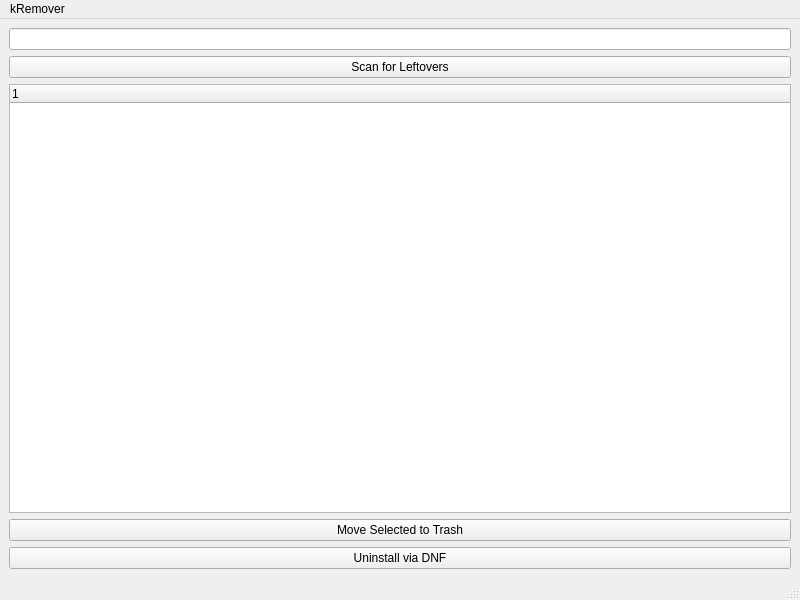
The window that ui/mainwindow.ui (mrgame54/kRemover) describes before a commit, drawn with Qt 5.
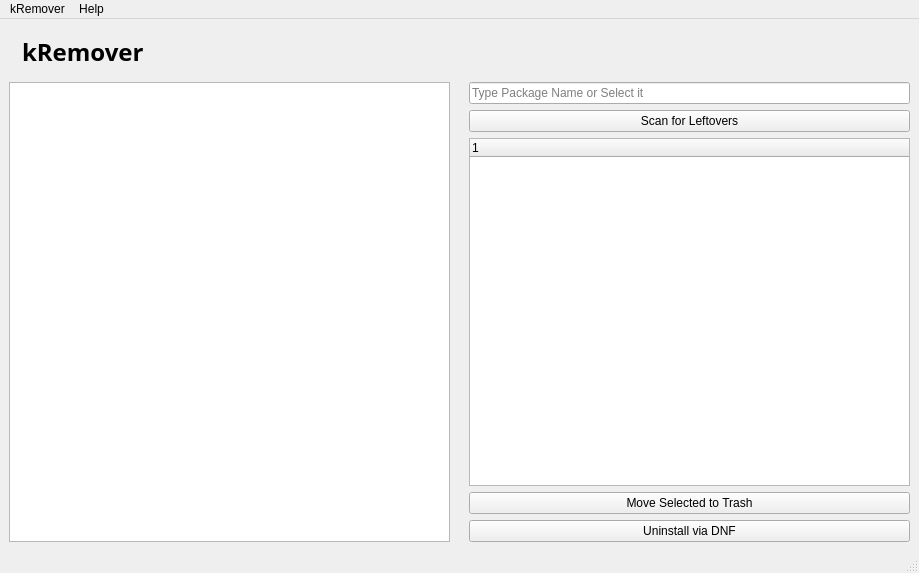
The same window after the commit. Icons and pictures are not drawn.

Commit message:
added Application list + UI
Release v0.9

```diff
--- a/ui/mainwindow.ui
+++ b/ui/mainwindow.ui
@@ -6,8 +6,8 @@
    <rect>
     <x>0</x>
     <y>0</y>
-    <width>800</width>
-    <height>600</height>
+    <width>919</width>
+    <height>573</height>
    </rect>
   </property>
   <property name="windowTitle">
@@ -16,9 +16,99 @@
   <widget class="QWidget" name="centralwidget">
    <layout class="QGridLayout" name="gridLayout">
     <item row="0" column="0">
+     <layout class="QHBoxLayout" name="horizontalLayout">
+      <item>
+       <widget class="QLabel" name="logo">
+        <property name="maximumSize">
+         <size>
+          <width>48</width>
+          <height>48</height>
+         </size>
+        </property>
+        <property name="text">
+         <string/>
+        </property>
+        <property name="pixmap">
+         <pixmap resource="../assets/resources.qrc">:/images/dark.png</pixmap>
+        </property>
+        <property name="scaledContents">
+         <bool>true</bool>
+        </property>
+       </widget>
+      </item>
+      <item>
+       <widget class="QLabel" name="label">
+        <property name="sizePolicy">
+         <sizepolicy hsizetype="Preferred" vsizetype="Fixed">
+          <horstretch>0</horstretch>
+          <verstretch>0</verstretch>
+         </sizepolicy>
+        </property>
+        <property name="maximumSize">
+         <size>
+          <width>128</width>
+          <height>48</height>
+         </size>
+        </property>
+        <property name="font">
+         <font>
+          <family>Nunito</family>
+          <pointsize>18</pointsize>
+          <bold>true</bold>
+         </font>
+        </property>
+        <property name="text">
+         <string>kRemover</string>
+        </property>
+        <property name="scaledContents">
+         <bool>true</bool>
+        </property>
+       </widget>
+      </item>
+     </layout>
+    </item>
+    <item row="0" column="1">
+     <spacer name="horizontalSpacer">
+      <property name="orientation">
+       <enum>Qt::Orientation::Horizontal</enum>
+      </property>
+      <property name="sizeHint" stdset="0">
+       <size>
+        <width>725</width>
+        <height>48</height>
+       </size>
+      </property>
+     </spacer>
+    </item>
+    <item row="1" column="0" colspan="2">
+     <layout class="QHBoxLayout" name="horizontalLayout_2">
+      <item>
+       <widget class="QListWidget" name="app_list"/>
+      </item>
+      <item>
+       <widget class="QLabel" name="label_2">
+        <property name="maximumSize">
+         <size>
+          <width>128</width>
+          <height>128</height>
+         </size>
+        </property>
+        <property name="text">
+         <string/>
+        </property>
+       </widget>
+      </item>
+      <item>
      <layout class="QVBoxLayout" name="verticalLayout">
       <item>
-       <widget class="QLineEdit" name="search_input"/>
+         <widget class="QLineEdit" name="search_input">
+          <property name="statusTip">
+           <string/>
+          </property>
+          <property name="placeholderText">
+           <string>Type Package Name or Select it</string>
+          </property>
+         </widget>
       </item>
       <item>
        <widget class="QPushButton" name="scan_btn">
@@ -53,13 +143,15 @@
      </layout>
     </item>
    </layout>
+    </item>
+   </layout>
   </widget>
   <widget class="QMenuBar" name="menubar">
    <property name="geometry">
     <rect>
      <x>0</x>
      <y>0</y>
-     <width>800</width>
+     <width>919</width>
      <height>30</height>
     </rect>
    </property>
@@ -68,7 +160,14 @@
      <string>kRemover</string>
     </property>
    </widget>
+   <widget class="QMenu" name="menuAbout">
+    <property name="title">
+     <string>Help</string>
+    </property>
+    <addaction name="actionAbout"/>
+   </widget>
    <addaction name="menukRemover"/>
+   <addaction name="menuAbout"/>
   </widget>
   <widget class="QStatusBar" name="statusbar"/>
  </widget>
```
Left out of the diff: 13 changed lines with no effect on the pictures. Lines whose indentation alone changed are shown as unchanged. The commit also changes 5 other files.
